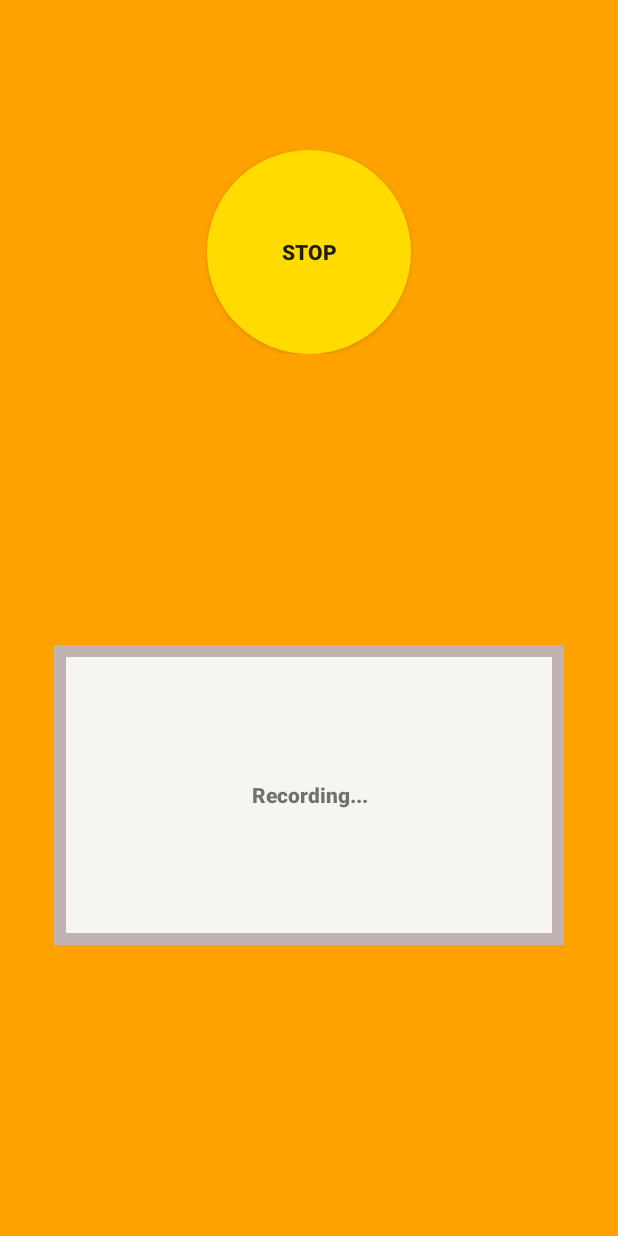
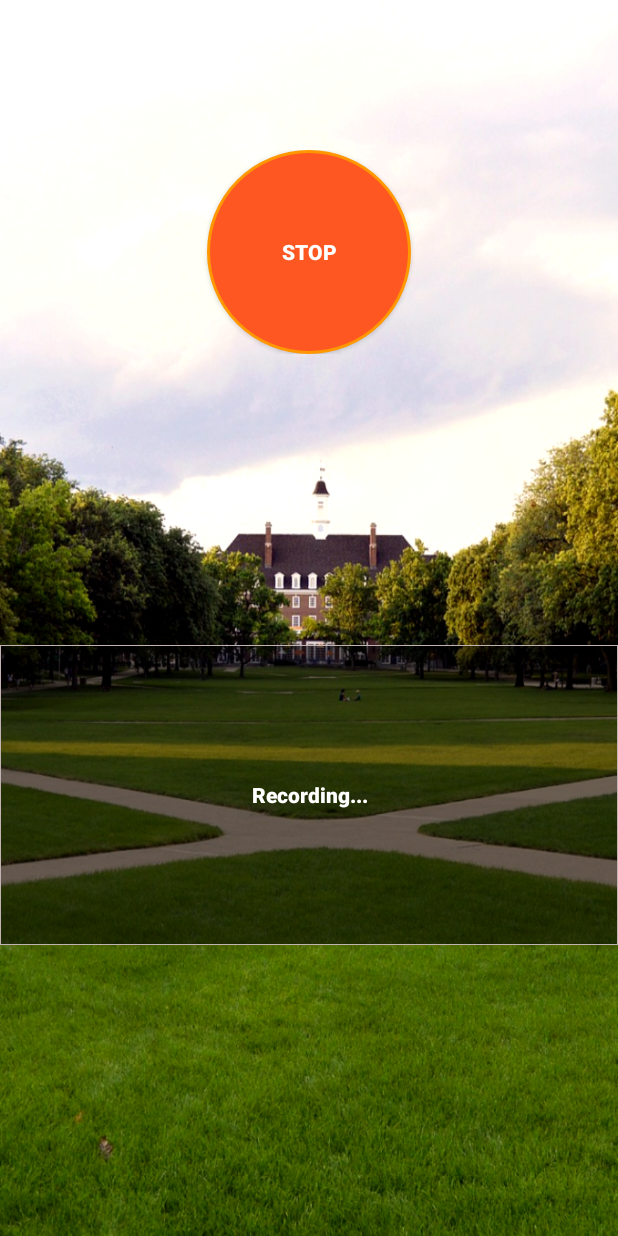
Before and after one commit to TerranEncounter-cq/CS125_SRec, an Android app: the screen it shows after launch (MainActivity), after a tap on "RECORD", on a phone screen of 412 x 824 dp. Run offline under Robolectric (Android 15) with nearby library versions, the light colour scheme and no system bars.

Commit message:
all done

```diff
--- a/app/src/main/AndroidManifest.xml
+++ b/app/src/main/AndroidManifest.xml
@@ -8,7 +8,7 @@
 
     <application
         android:allowBackup="true"
-        android:icon="@mipmap/ic_launcher"
+        android:icon="@drawable/icon"
         android:label="@string/app_name"
         android:roundIcon="@mipmap/ic_launcher_round"
         android:supportsRtl="true"
--- a/app/src/main/java/com/example/srec/MainActivity.java
+++ b/app/src/main/java/com/example/srec/MainActivity.java
@@ -197,11 +197,11 @@ public class MainActivity extends AppCompatActivity {
                     .getJSONObject(0)
                     .getJSONObject("album")
                     .getString("name");
-            String overal = " Title: " + title + "\n" + " Artists Name" + playerName + "\n" + " Release Date: "
+            String overal = " Title: " + title + "\n" + " Artists Name: " + playerName + "\n" + " Release Date: "
                     + date + "\n" + " Company Label: " + label + "\n" + " Album Name: " + albumName;
             hint.setText(overal);
         } catch(JSONException e) {
-            hint.setText(e.toString());
+            hint.setText("emmm.. did not match correct song for you. Sry.");
         }
     }
 
--- a/app/src/main/res/drawable/boarder.xml
+++ b/app/src/main/res/drawable/boarder.xml
@@ -1,5 +1,5 @@
 <?xml version="1.0" encoding="utf-8"?>
 <shape xmlns:android="http://schemas.android.com/apk/res/android" android:shape="rectangle">
     <padding android:left="30dp" android:right="30dp" android:top="30dp" android:bottom="30dp"/>
-    <stroke android:width="8dp" android:color="#C2B3B3"/>
+    <stroke android:width="1px" android:color="#C2B3B3"/>
 </shape>
--- a/app/src/main/res/drawable/round_button.xml
+++ b/app/src/main/res/drawable/round_button.xml
@@ -3,7 +3,9 @@
     android:color="#FFEB3B">
     <item>
         <shape android:shape="oval">
-            <solid android:color="#ffdb00"/>
+            <solid android:color="#FF5722"/>
+            <padding android:left="30dp" android:right="30dp" android:top="30dp" android:bottom="30dp"/>
+            <stroke android:width="2dp" android:color="#FF9800"/>
         </shape>
     </item>
 </ripple>
--- a/app/src/main/res/layout/activity_main.xml
+++ b/app/src/main/res/layout/activity_main.xml
@@ -4,7 +4,7 @@
     xmlns:tools="http://schemas.android.com/tools"
     android:layout_width="match_parent"
     android:layout_height="match_parent"
-    android:background="#ffa200"
+    android:background="@drawable/basc"
     tools:context=".MainActivity">
 
     <LinearLayout
@@ -36,6 +36,15 @@
             android:layout_gravity="center"
             android:gravity="top"
             android:orientation="vertical">
+                <Button
+                    android:id="@+id/delete"
+                    android:layout_width="match_parent"
+                    android:layout_height="90dp"
+                    android:text="Delete"
+                    android:background="#FF5722"
+                    android:textColor="#FFFFFF"
+                    android:fontFamily="sans-serif-black"
+                    android:visibility="gone" />
         </LinearLayout>
         <LinearLayout
             android:layout_width="match_parent"
@@ -57,6 +66,7 @@
                     android:gravity="center"
                     android:layout_gravity="center"
                     android:background="@drawable/round_button"
+                    android:textColor="#FFFFFF"
                     android:fontFamily="sans-serif-black"
                     android:text="Record" />
 
@@ -68,6 +78,7 @@
                     android:background="@drawable/round_button"
                     android:gravity="center"
                     android:text="Stop"
+                    android:textColor="#FFFFFF"
                     android:fontFamily="sans-serif-black"
                     android:visibility="gone" />
 
@@ -76,6 +87,7 @@
                     android:layout_width="136dp"
                     android:layout_height="136dp"
                     android:layout_gravity="center"
+                    android:textColor="#FFFFFF"
                     android:background="@drawable/round_button"
                     android:gravity="center"
                     android:text="Search"
@@ -83,37 +95,22 @@
                     android:visibility="gone" />
 
             </LinearLayout>
-            <LinearLayout
-                android:layout_width="410dp"
-                android:layout_height="wrap_content"
-                android:gravity="center"
-                android:layout_gravity="center"
-                android:orientation="horizontal">
 
-                <Button
-                    android:id="@+id/delete"
-                    android:layout_width="136dp"
-                    android:layout_height="136dp"
-                    android:background="@drawable/round_button"
-                    android:text="Delete"
-                    android:fontFamily="sans-serif-black"
-                    android:visibility="gone" />
-            </LinearLayout>
 
 
             <FrameLayout
                 android:layout_width="match_parent"
                 android:layout_height="match_parent">
                 <LinearLayout
-                    android:layout_width="340dp"
+                    android:layout_width="match_parent"
                     android:layout_height="200dp"
                     android:layout_gravity="center"
                     android:gravity="center"
-                    android:background="#F5F5F2"
+                    android:background="#90000000"
                     android:orientation="vertical">
                 </LinearLayout>
                 <LinearLayout
-                    android:layout_width="340dp"
+                    android:layout_width="match_parent"
                     android:layout_height="200dp"
                     android:layout_gravity="center"
                     android:gravity="center"
@@ -125,6 +122,7 @@
                         android:layout_width="wrap_content"
                         android:layout_gravity="center"
                         android:gravity="center"
+                        android:textColor="#FFFFFF"
                         android:fontFamily="sans-serif-black"
                         android:text="@string/press_record_button_to_start_recording" />
                 </LinearLayout>
--- a/app/src/main/res/values/strings.xml
+++ b/app/src/main/res/values/strings.xml
@@ -1,5 +1,5 @@
 <resources>
-    <string name="app_name">SRec</string>
+    <string name="app_name">Rec</string>
     <string name="action_settings">Settings</string>
     <string name="press_record_button_to_start_recording"><![CDATA[Press <Record> button to start recording.]]></string>
     <string name="nothing">nothing</string>
```
Also changed, not shown: app/src/main/res/drawable/basc.png (added), app/src/main/res/drawable/ic_button/uiucPicture.png (added), app/src/main/res/drawable/icon.png (added).
